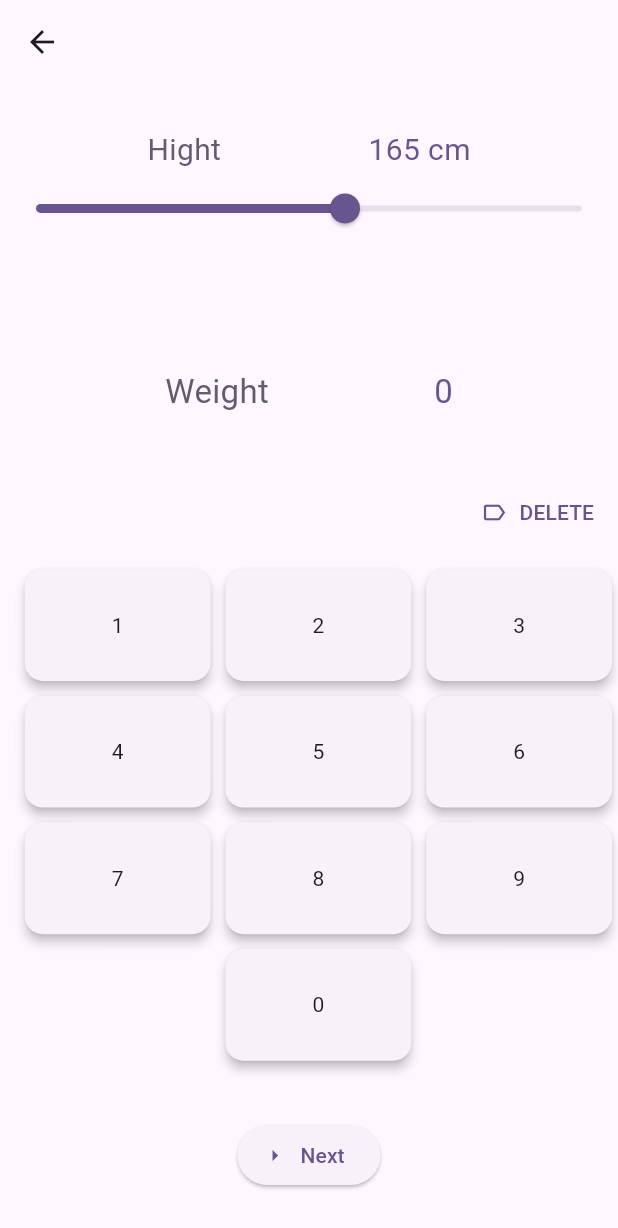
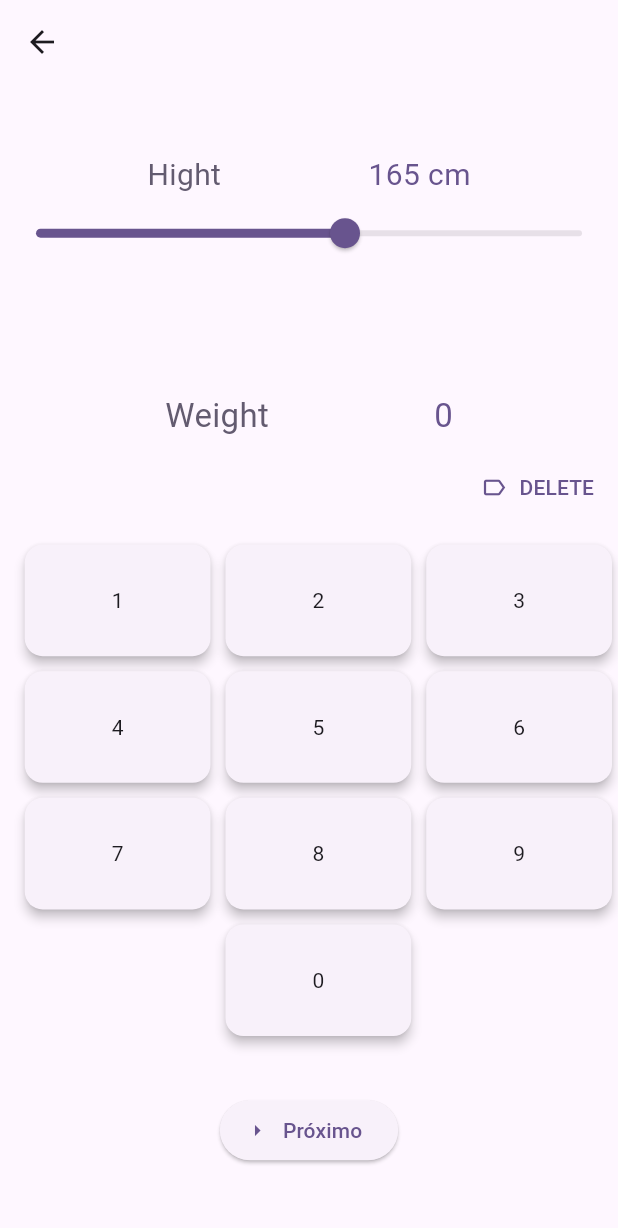
Before and after one commit to fagnerdossantos/bmi, a Flutter app: the GetInfoView screen opened by its route, on a phone screen of 412 x 824 dp. Shown: the top 1228 px of the screen. Run offline on Flutter 3.47's test engine with Material 3 defaults, Android fonts, the light colour scheme and no system bars; our stand-ins replace flutter_svg, get_it.

Commit message:
fixed some size and labels issues

```diff
--- a/lib/src/presentation/pages/get_info_view.dart
+++ b/lib/src/presentation/pages/get_info_view.dart
@@ -47,9 +47,7 @@ class GetInfoView extends StatelessWidget {
           // Weight
           const WeightField(),
 
-          SizedBox(
-            height: height * .05,
-          ),
+          SizedBox(height: height * .01),
 
           // Char buttons
           SizedBox(
@@ -66,7 +64,7 @@ class GetInfoView extends StatelessWidget {
 
           CustomButton(
             icon: Icons.arrow_right,
-            label: "Next",
+            label: "Próximo",
             callBack: () {
               //
               final double height = heightController.value;
--- a/lib/src/presentation/pages/home_view.dart
+++ b/lib/src/presentation/pages/home_view.dart
@@ -51,7 +51,7 @@ class HomeView extends StatelessWidget {
             //
             const TextNavigation(
               rout: "/get_info",
-              label: "Let's start",
+              label: "Vamos Começar",
               icon: Icons.start,
             ),
           ],
--- a/lib/src/presentation/pages/result_view.dart
+++ b/lib/src/presentation/pages/result_view.dart
@@ -20,7 +20,7 @@ class ResultView extends StatelessWidget {
       // Bar
       appBar: AppBar(
         title: Text(
-          "Back",
+          "Voltar",
           style: TextStyle(color: Theme.of(context).colorScheme.secondary),
         ),
       ),
@@ -68,7 +68,7 @@ class ResultView extends StatelessWidget {
             TextButton.icon(
               onPressed: () => tipsBottomSheet(context, size, model),
               icon: const Icon(Icons.lightbulb),
-              label: const Text("Tips"),
+              label: const Text("Dicas"),
             ),
           ],
         ),
```
